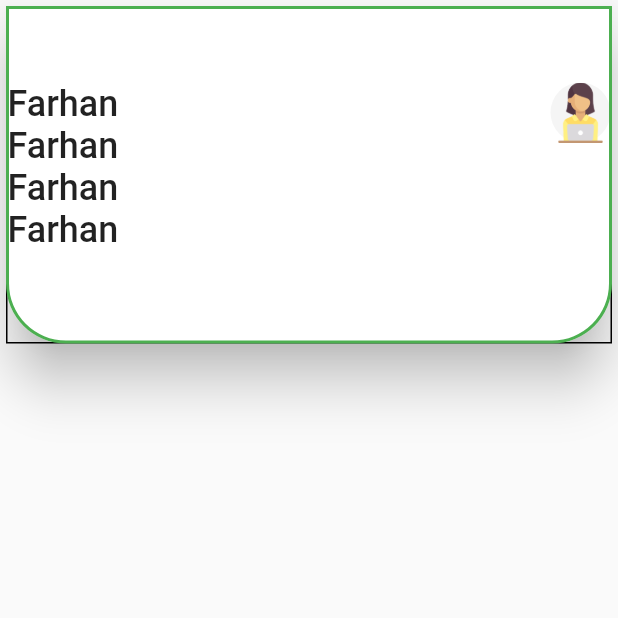
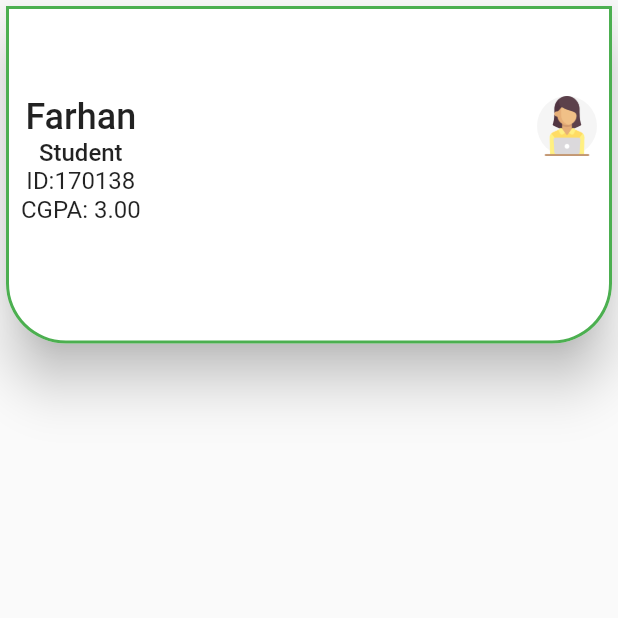
Before and after one commit to farhansadikgalib/DiiTstudentPortal_v2, a Flutter app: the ProfileScreen screen opened directly, on a phone screen of 412 x 824 dp, the top half of it. Run offline on Flutter 3.47's test engine with Material 2 defaults, Android fonts, the light colour scheme and no system bars; our stand-ins replace bottom_navy_bar, fl_chart, font_awesome_flutter, getwidget, liquid_progress_indicator_ns, shimmer and 1 more; missing offline and left inert: flutter_webview_plugin.

Commit message:
pp screen

```diff
--- a/lib/Screens/Dashboard/DashboardBottomItems/ProfileScreen.dart
+++ b/lib/Screens/Dashboard/DashboardBottomItems/ProfileScreen.dart
@@ -30,11 +30,11 @@ class _ProfileScreenState extends State<ProfileScreen> {
                 //   bottomLeft: Radius.circular(40),
                 //   bottomRight: Radius.circular(40)
                 // ),
-                border: Border.all(
-                  // width: 3,
-                  // color: Colors.green,
-                  // style: BorderStyle.solid,
-                ),
+                // border: Border.all(
+                //   // width: 3,
+                //   // color: Colors.green,
+                //   // style: BorderStyle.solid,
+                // ),
               ),
               child: Column(
                 children:<Widget>[
@@ -44,7 +44,9 @@ class _ProfileScreenState extends State<ProfileScreen> {
                     mainAxisAlignment: MainAxisAlignment.spaceBetween,
                     crossAxisAlignment: CrossAxisAlignment.start,
                     children: [
-                      Column(
+                      Padding(
+                        padding: const EdgeInsets.all(10.0),
+                        child: Column(
                           mainAxisAlignment: MainAxisAlignment.start,
 
                           children: [
@@ -56,31 +58,37 @@ class _ProfileScreenState extends State<ProfileScreen> {
 
                             ),
                             Text(
-                            "Farhan",style: TextStyle(
-                            fontSize: 24,
+                              "Student",style: TextStyle(
+                              fontSize: 16,
                               fontWeight: FontWeight.w500,
                             ),
 
                             ),
                             Text(
-                            "Farhan",style: TextStyle(
-                            fontSize: 24,
-                            fontWeight: FontWeight.w500,
+                              "ID:170138",style: TextStyle(
+                              fontSize: 16,
+                              fontWeight: FontWeight.w400,
                             ),
 
                             ),
                             Text(
-                            "Farhan",style: TextStyle(
-                            fontSize: 24,
-                            fontWeight: FontWeight.w500,
+                              "CGPA: 3.00",style: TextStyle(
+                              fontSize: 16,
+                              fontWeight: FontWeight.w400,
                             ),
+
+
 
                             ),
                           ],
                         ),
-                      CircleAvatar(
+                      ),
+                      Padding(
+                        padding: const EdgeInsets.all(10.0),
+                        child: CircleAvatar(
                           child: Image.asset("assets/ic_profile.png",height: 100,width: 100,),
 
+                        ),
                       ),
 
                     ],
```
Lines whose indentation alone changed are shown as unchanged.
